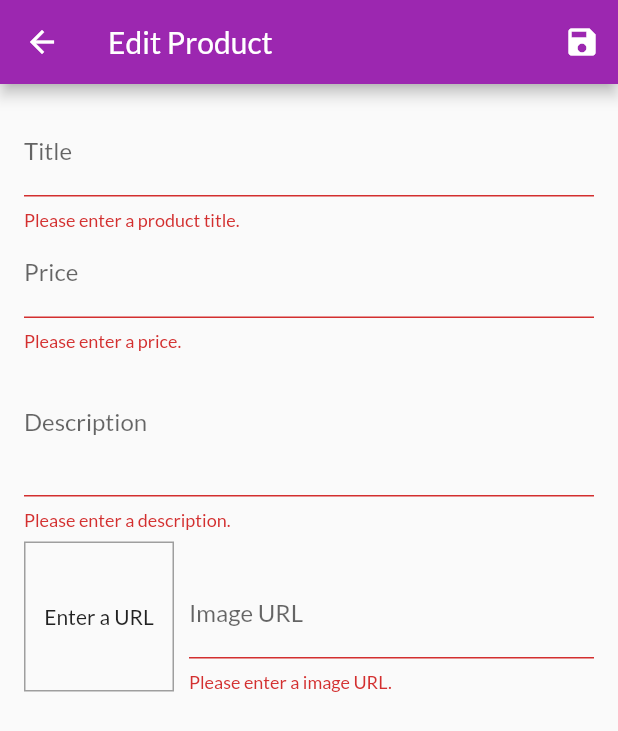
After one commit to MominRaza/MyShop, a Flutter app: the EditProductScreen screen opened by its route, after a tap on the "save" icon, on a phone screen of 412 x 824 dp. The commit adds this screen. Shown: the top 731 px of the screen. Run offline on Flutter 3.47's test engine with Material 2 defaults, Android fonts, the phone set to English and light mode, and no system bars; network calls fail.

Commit message:
SnackBar, Dialog,  Manage Product, Edit, Add Form, Input

```diff
--- a/lib/main.dart
+++ b/lib/main.dart
@@ -5,6 +5,8 @@ import './screens/products_overview_screen.dart';
 import './screens/product_detail_screen.dart';
 import './screens/cart_screen.dart';
 import './screens/orders_screen.dart';
+import './screens/user_products_screen.dart';
+import './screens/edit_product_screen.dart';
 
 import './providers/products.dart';
 import './providers/cart.dart';
@@ -35,6 +37,8 @@ class MyApp extends StatelessWidget {
           ProductDetailScreen.routeName: (context) => ProductDetailScreen(),
           CartScreen.routeName: (context) => CartScreen(),
           OrdersScreen.routeName: (context) => OrdersScreen(),
+          UserProductsScreen.routeName: (context) => UserProductsScreen(),
+          EditProductScreen.routeName: (context) => EditProductScreen(),
         },
       ),
     );
--- a/lib/providers/products.dart
+++ b/lib/providers/products.dart
@@ -1,4 +1,8 @@
+import 'dart:convert';
+
 import 'package:flutter/material.dart';
+import 'package:http/http.dart' as http;
+
 import './product.dart';
 
 class Products with ChangeNotifier {
@@ -67,6 +71,22 @@ class Products with ChangeNotifier {
       imageUrl:
           'https://upload.wikimedia.org/wikipedia/commons/thumb/1/14/Cast-Iron-Pan.jpg/1024px-Cast-Iron-Pan.jpg',
     ),
+    Product(
+      id: 'p9',
+      title: 'Ladies Kurti',
+      description: 'Cotton and summer - exactly what you need for the summer.',
+      price: 49.99,
+      imageUrl:
+          'https://upload.wikimedia.org/wikipedia/commons/thumb/1/14/Cast-Iron-Pan.jpg/1024px-Cast-Iron-Pan.jpg',
+    ),
+    Product(
+      id: 'p10',
+      title: 'Gaun',
+      description: 'Silk and net - exactly what you need for the party.',
+      price: 490.99,
+      imageUrl:
+          'https://upload.wikimedia.org/wikipedia/commons/thumb/1/14/Cast-Iron-Pan.jpg/1024px-Cast-Iron-Pan.jpg',
+    ),
   ];
 
   List<Product> get items {
@@ -81,8 +101,42 @@ class Products with ChangeNotifier {
     return _items.firstWhere((product) => product.id == id);
   }
 
-  void addProduct() {
-    // _items.add(value);
+  void addProduct(Product product) {
+    final url = 'https://my-new-flutter-shop.firebaseio.com/products.json';
+    http
+        .post(
+          url,
+          body: json.encode({
+            'title': product.title,
+            'description': product.description,
+            'imageUrl': product.imageUrl,
+            'price': product.price,
+            'isFavorite': product.isFavorite,
+          }),
+        )
+        .then((response) {});
+
+    final newProduct = Product(
+      id: DateTime.now().toString(),
+      title: product.title,
+      imageUrl: product.imageUrl,
+      description: product.description,
+      price: product.price,
+    );
+    _items.add(newProduct);
+    notifyListeners();
+  }
+
+  void updateProduct(String id, Product newProduct) {
+    final productIndex = _items.indexWhere((product) => product.id == id);
+    if (productIndex >= 0) {
+      _items[productIndex] = newProduct;
+      notifyListeners();
+    }
+  }
+
+  void deleteProduct(String id) {
+    _items.removeWhere((product) => product.id == id);
     notifyListeners();
   }
 }
--- /dev/null
+++ b/lib/screens/edit_product_screen.dart
@@ -0,0 +1,264 @@
+import 'package:flutter/material.dart';
+import 'package:provider/provider.dart';
+
+import '../providers/product.dart';
+import '../providers/products.dart';
+
+class EditProductScreen extends StatefulWidget {
+  static const routeName = '/edit-product';
+  @override
+  _EditProductScreenState createState() => _EditProductScreenState();
+}
+
+class _EditProductScreenState extends State<EditProductScreen> {
+  final _priceFocusNode = FocusNode();
+  final _descriptionFocusNode = FocusNode();
+  final _imageUrlController = TextEditingController();
+  final _imageUrlFocusNode = FocusNode();
+  final _form = GlobalKey<FormState>();
+  var _editedProduct = Product(
+    id: null,
+    title: '',
+    price: 0,
+    description: '',
+    imageUrl: '',
+  );
+  var _initValues = {
+    'title': '',
+    'price': '',
+    'description': '',
+  };
+  var _isInit = true;
+
+  @override
+  void initState() {
+    _imageUrlFocusNode.addListener(_updateImageUrl);
+    super.initState();
+  }
+
+  @override
+  void didChangeDependencies() {
+    if (_isInit) {
+      final productId = ModalRoute.of(context).settings.arguments as String;
+      if (productId != null) {
+        _editedProduct =
+            Provider.of<Products>(context, listen: false).findById(productId);
+        _initValues = {
+          'title': _editedProduct.title,
+          'price': _editedProduct.price.toString(),
+          'description': _editedProduct.description,
+        };
+        _imageUrlController.text = _editedProduct.imageUrl;
+      }
+    }
+    _isInit = false;
+    super.didChangeDependencies();
+  }
+
+  @override
+  void dispose() {
+    _imageUrlFocusNode.removeListener(_updateImageUrl);
+    _priceFocusNode.dispose();
+    _descriptionFocusNode.dispose();
+    _imageUrlController.dispose();
+    _imageUrlFocusNode.dispose();
+    super.dispose();
+  }
+
+  void _updateImageUrl() {
+    if (!_imageUrlFocusNode.hasFocus) {
+      if ((!_imageUrlController.text.startsWith('http://') &&
+              !_imageUrlController.text.startsWith('https://')) ||
+          (!_imageUrlController.text.endsWith('.jpg') &&
+              !_imageUrlController.text.endsWith('.png') &&
+              !_imageUrlController.text.endsWith('.jpeg'))) {
+        return;
+      }
+      setState(() {});
+    }
+  }
+
+  void _saveForm() {
+    final isValid = _form.currentState.validate();
+    if (!isValid) {
+      return;
+    }
+    _form.currentState.save();
+
+    if (_editedProduct.id != null) {
+      Provider.of<Products>(context, listen: false)
+          .updateProduct(_editedProduct.id, _editedProduct);
+    } else {
+      Provider.of<Products>(context, listen: false).addProduct(_editedProduct);
+    }
+    Navigator.of(context).pop();
+  }
+
+  @override
+  Widget build(BuildContext context) {
+    return Scaffold(
+      appBar: AppBar(
+        title: Text('Edit Product'),
+        actions: <Widget>[
+          IconButton(
+            icon: Icon(Icons.save),
+            onPressed: _saveForm,
+          ),
+        ],
+      ),
+      body: Padding(
+        padding: const EdgeInsets.all(16.0),
+        child: Form(
+          key: _form,
+          child: ListView(
+            children: <Widget>[
+              TextFormField(
+                initialValue: _initValues['title'],
+                decoration: InputDecoration(labelText: 'Title'),
+                textInputAction: TextInputAction.next,
+                onFieldSubmitted: (value) {
+                  FocusScope.of(context).requestFocus(_priceFocusNode);
+                },
+                validator: (value) {
+                  if (value.isEmpty) {
+                    return 'Please enter a product title.';
+                  }
+                  return null;
+                },
+                onSaved: (value) {
+                  _editedProduct = Product(
+                    id: _editedProduct.id,
+                    title: value,
+                    imageUrl: _editedProduct.imageUrl,
+                    description: _editedProduct.description,
+                    price: _editedProduct.price,
+                    isFavorite: _editedProduct.isFavorite,
+                  );
+                },
+              ),
+              TextFormField(
+                initialValue: _initValues['price'],
+                decoration: InputDecoration(labelText: 'Price'),
+                textInputAction: TextInputAction.next,
+                keyboardType: TextInputType.number,
+                focusNode: _priceFocusNode,
+                onFieldSubmitted: (value) {
+                  FocusScope.of(context).requestFocus(_descriptionFocusNode);
+                },
+                validator: (value) {
+                  if (value.isEmpty) {
+                    return 'Please enter a price.';
+                  }
+                  if (double.tryParse(value) == null) {
+                    return 'Please enter a valid price.';
+                  }
+                  if (double.parse(value) <= 0) {
+                    return 'Please enter a price greater than zero.';
+                  }
+                  return null;
+                },
+                onSaved: (value) {
+                  _editedProduct = Product(
+                    id: _editedProduct.id,
+                    isFavorite: _editedProduct.isFavorite,
+                    title: _editedProduct.title,
+                    imageUrl: _editedProduct.imageUrl,
+                    description: _editedProduct.description,
+                    price: double.parse(value),
+                  );
+                },
+              ),
+              TextFormField(
+                initialValue: _initValues['description'],
+                decoration: InputDecoration(labelText: 'Description'),
+                maxLines: 3,
+                keyboardType: TextInputType.multiline,
+                focusNode: _descriptionFocusNode,
+                validator: (value) {
+                  if (value.isEmpty) {
+                    return 'Please enter a description.';
+                  }
+                  if (value.length < 60) {
+                    return 'Should be at least 60 characters long.';
+                  }
+                  return null;
+                },
+                onSaved: (value) {
+                  _editedProduct = Product(
+                    id: _editedProduct.id,
+                    isFavorite: _editedProduct.isFavorite,
+                    title: _editedProduct.title,
+                    imageUrl: _editedProduct.imageUrl,
+                    description: value,
+                    price: _editedProduct.price,
+                  );
+                },
+              ),
+              Row(
+                crossAxisAlignment: CrossAxisAlignment.end,
+                children: <Widget>[
+                  Container(
+                    width: 100,
+                    height: 100,
+                    margin: EdgeInsets.only(top: 8, right: 10),
+                    decoration: BoxDecoration(
+                      border: Border.all(
+                        width: 1,
+                        color: Colors.grey,
+                      ),
+                    ),
+                    child: _imageUrlController.text.isEmpty
+                        ? Center(
+                            child: Text('Enter a URL'),
+                          )
+                        : FittedBox(
+                            child: Image.network(
+                              _imageUrlController.text,
+                              fit: BoxFit.cover,
+                            ),
+                          ),
+                  ),
+                  Expanded(
+                    child: TextFormField(
+                      decoration: InputDecoration(labelText: 'Image URL'),
+                      keyboardType: TextInputType.url,
+                      textInputAction: TextInputAction.done,
+                      controller: _imageUrlController,
+                      focusNode: _imageUrlFocusNode,
+                      onFieldSubmitted: (value) => _saveForm(),
+                      validator: (value) {
+                        if (value.isEmpty) {
+                          return 'Please enter a image URL.';
+                        }
+                        if (!value.startsWith('http://') &&
+                            !value.startsWith('https://')) {
+                          return 'Please enter a valid URL.';
+                        }
+                        if (!value.endsWith('.jpg') &&
+                            !value.endsWith('.png') &&
+                            !value.endsWith('.jpeg')) {
+                          return 'Please enter a valid image URL.';
+                        }
+                        return null;
+                      },
+                      onSaved: (value) {
+                        _editedProduct = Product(
+                          id: _editedProduct.id,
+                          isFavorite: _editedProduct.isFavorite,
+                          title: _editedProduct.title,
+                          imageUrl: value,
+                          description: _editedProduct.description,
+                          price: _editedProduct.price,
+                        );
+                      },
+                    ),
+                  ),
+                ],
+              )
+            ],
+          ),
+        ),
+      ),
+    );
+  }
+}
--- a/lib/screens/product_detail_screen.dart
+++ b/lib/screens/product_detail_screen.dart
@@ -18,7 +18,7 @@ class ProductDetailScreen extends StatelessWidget {
           child: Column(
         children: <Widget>[
           Container(
-            height: 300,
+            height: 400,
             width: double.infinity,
             child: Image.network(loadedProduct.imageUrl, fit: BoxFit.cover),
           ),
--- a/pubspec.yaml
+++ b/pubspec.yaml
@@ -29,6 +29,7 @@ dev_dependencies:
     sdk: flutter
   provider: ^4.0.4
   intl: ^0.16.1
+  http: ^0.12.0+4
 
 
 # For information on the generic Dart part of this file, see the
```
Also changed, not shown: lib/providers/cart.dart (+20 -0 lines), lib/screens/products_overview_screen.dart (+4 -21 lines), lib/screens/user_products_screen.dart (added, +39 -0 lines), lib/widgets/app_drawer.dart (added, +51 -0 lines), lib/widgets/cart_item.dart (+24 -0 lines), lib/widgets/order_item.dart (+55 -3 lines), lib/widgets/product_item.dart (+12 -0 lines), lib/widgets/user_product_item.dart (added, +45 -0 lines), pubspec.lock.
